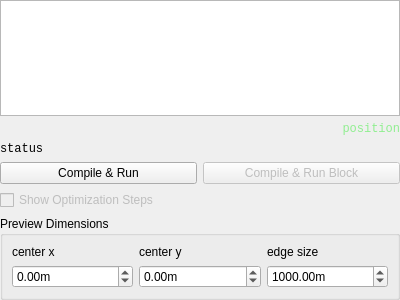
Old version of the form qt-frontend/widgets/QuatschSourceEditor/quatschsourceeditor.ui in the repository phresnel/picogen.
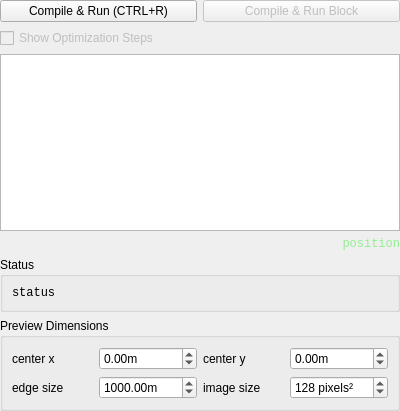
New version of the form.

Patch:
```diff
--- a/qt-frontend/widgets/QuatschSourceEditor/quatschsourceeditor.ui
+++ b/qt-frontend/widgets/QuatschSourceEditor/quatschsourceeditor.ui
@@ -7,7 +7,7 @@
     <x>0</x>
     <y>0</y>
     <width>400</width>
-    <height>300</height>
+    <height>411</height>
    </rect>
   </property>
   <property name="minimumSize">
@@ -23,34 +23,7 @@
    <property name="margin">
     <number>0</number>
    </property>
-   <item row="4" column="1">
-    <widget class="QPushButton" name="compileAndRunButton">
-     <property name="text">
-      <string>Compile &amp;&amp; Run</string>
-     </property>
-    </widget>
-   </item>
-   <item row="4" column="2">
-    <widget class="QPushButton" name="pushButton_2">
-     <property name="enabled">
-      <bool>false</bool>
-     </property>
-     <property name="text">
-      <string>Compile &amp;&amp; Run Block</string>
-     </property>
-    </widget>
-   </item>
-   <item row="5" column="1">
-    <widget class="QCheckBox" name="checkBox">
-     <property name="enabled">
-      <bool>false</bool>
-     </property>
-     <property name="text">
-      <string>Show Optimization Steps</string>
-     </property>
-    </widget>
-   </item>
-   <item row="0" column="1" colspan="2">
+   <item row="3" column="1" colspan="2">
     <widget class="QTextEdit" name="edit">
      <property name="sizePolicy">
       <sizepolicy hsizetype="Expanding" vsizetype="Expanding">
@@ -70,32 +43,32 @@
     </widget>
    </item>
    <item row="2" column="1" colspan="2">
-    <widget class="QLabel" name="status">
-     <property name="font">
-      <font>
-       <family>Monospace</family>
-      </font>
+    <widget class="QCheckBox" name="checkBox">
+     <property name="enabled">
+      <bool>false</bool>
      </property>
      <property name="text">
-      <string>status</string>
+      <string>Show Optimization Steps</string>
+     </property>
+    </widget>
+   </item>
+   <item row="1" column="1">
+    <widget class="QPushButton" name="compileAndRunButton">
+     <property name="text">
+      <string>Compile &amp;&amp; Run (CTRL+R)</string>
+     </property>
+     <property name="shortcut">
+      <string>Ctrl+R</string>
      </property>
     </widget>
    </item>
    <item row="1" column="2">
-    <widget class="QLabel" name="position">
-     <property name="font">
-      <font>
-       <family>Monospace</family>
-      </font>
-     </property>
-     <property name="styleSheet">
-      <string notr="true">color:lightgreen;</string>
+    <widget class="QPushButton" name="pushButton_2">
+     <property name="enabled">
+      <bool>false</bool>
      </property>
      <property name="text">
-      <string>position</string>
-     </property>
-     <property name="alignment">
-      <set>Qt::AlignRight|Qt::AlignTrailing|Qt::AlignVCenter</set>
+      <string>Compile &amp;&amp; Run Block</string>
      </property>
     </widget>
    </item>
@@ -113,13 +86,29 @@
        </widget>
       </item>
       <item row="0" column="1">
+       <widget class="QDoubleSpinBox" name="centerX">
+        <property name="suffix">
+         <string>m</string>
+        </property>
+        <property name="minimum">
+         <double>-429496796.000000000000000</double>
+        </property>
+        <property name="maximum">
+         <double>429496796.000000000000000</double>
+        </property>
+        <property name="value">
+         <double>0.000000000000000</double>
+        </property>
+       </widget>
+      </item>
+      <item row="0" column="2">
        <widget class="QLabel" name="label_2">
         <property name="text">
          <string>center y</string>
         </property>
        </widget>
       </item>
-      <item row="2" column="1">
+      <item row="0" column="3">
        <widget class="QDoubleSpinBox" name="centerY">
         <property name="suffix">
          <string>m</string>
@@ -135,48 +124,97 @@
         </property>
        </widget>
       </item>
-      <item row="2" column="0">
-       <widget class="QDoubleSpinBox" name="centerX">
-        <property name="suffix">
-         <string>m</string>
-        </property>
-        <property name="minimum">
-         <double>-429496796.000000000000000</double>
-        </property>
-        <property name="maximum">
-         <double>429496796.000000000000000</double>
-        </property>
-        <property name="value">
-         <double>0.000000000000000</double>
-        </property>
-       </widget>
-      </item>
-      <item row="2" column="2">
-       <widget class="QDoubleSpinBox" name="edgeSize">
-        <property name="suffix">
-         <string>m</string>
-        </property>
-        <property name="minimum">
-         <double>-429496796.000000000000000</double>
-        </property>
-        <property name="maximum">
-         <double>429496796.000000000000000</double>
-        </property>
-        <property name="value">
-         <double>1000.000000000000000</double>
-        </property>
-       </widget>
-      </item>
-      <item row="0" column="2">
+      <item row="1" column="0">
        <widget class="QLabel" name="label_3">
         <property name="text">
          <string>edge size</string>
         </property>
        </widget>
       </item>
+      <item row="1" column="1">
+       <widget class="QDoubleSpinBox" name="edgeSize">
+        <property name="suffix">
+         <string>m</string>
+        </property>
+        <property name="minimum">
+         <double>-429496796.000000000000000</double>
+        </property>
+        <property name="maximum">
+         <double>429496796.000000000000000</double>
+        </property>
+        <property name="value">
+         <double>1000.000000000000000</double>
+        </property>
+       </widget>
+      </item>
+      <item row="1" column="2">
+       <widget class="QLabel" name="label_4">
+        <property name="text">
+         <string>image size</string>
+        </property>
+       </widget>
+      </item>
+      <item row="1" column="3">
+       <widget class="QSpinBox" name="imageSize">
+        <property name="suffix">
+         <string> pixels²</string>
+        </property>
+        <property name="minimum">
+         <number>64</number>
+        </property>
+        <property name="maximum">
+         <number>4096</number>
+        </property>
+        <property name="singleStep">
+         <number>32</number>
+        </property>
+        <property name="value">
+         <number>128</number>
+        </property>
+       </widget>
+      </item>
      </layout>
     </widget>
    </item>
+   <item row="5" column="1" colspan="2">
+    <widget class="QGroupBox" name="groupBox_2">
+     <property name="title">
+      <string>Status</string>
+     </property>
+     <layout class="QHBoxLayout" name="horizontalLayout">
+      <item>
+       <widget class="QLabel" name="status">
+        <property name="font">
+         <font>
+          <family>Monospace</family>
+         </font>
+        </property>
+        <property name="text">
+         <string>status</string>
+        </property>
+       </widget>
+      </item>
+     </layout>
+    </widget>
+   </item>
+   <item row="4" column="2">
+    <widget class="QLabel" name="position">
+     <property name="font">
+      <font>
+       <family>Monospace</family>
+      </font>
+     </property>
+     <property name="styleSheet">
+      <string notr="true">color:lightgreen;</string>
+     </property>
+     <property name="text">
+      <string>position</string>
+     </property>
+     <property name="alignment">
+      <set>Qt::AlignRight|Qt::AlignTrailing|Qt::AlignVCenter</set>
+     </property>
+    </widget>
+   </item>
   </layout>
  </widget>
  <resources/>
```
